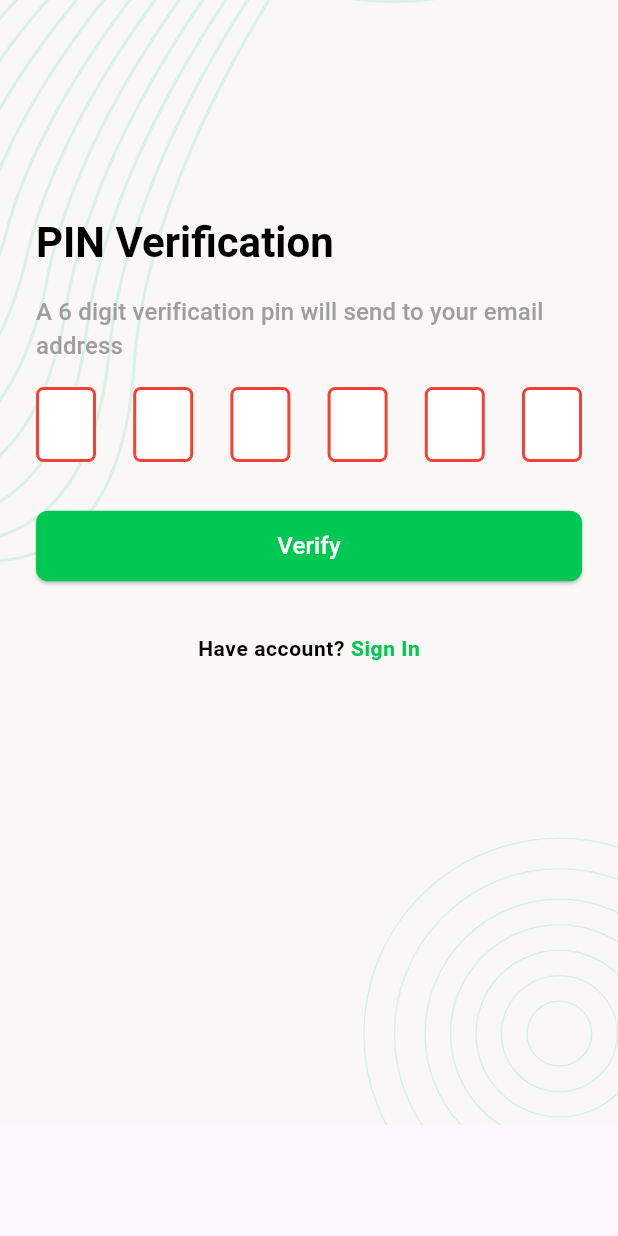
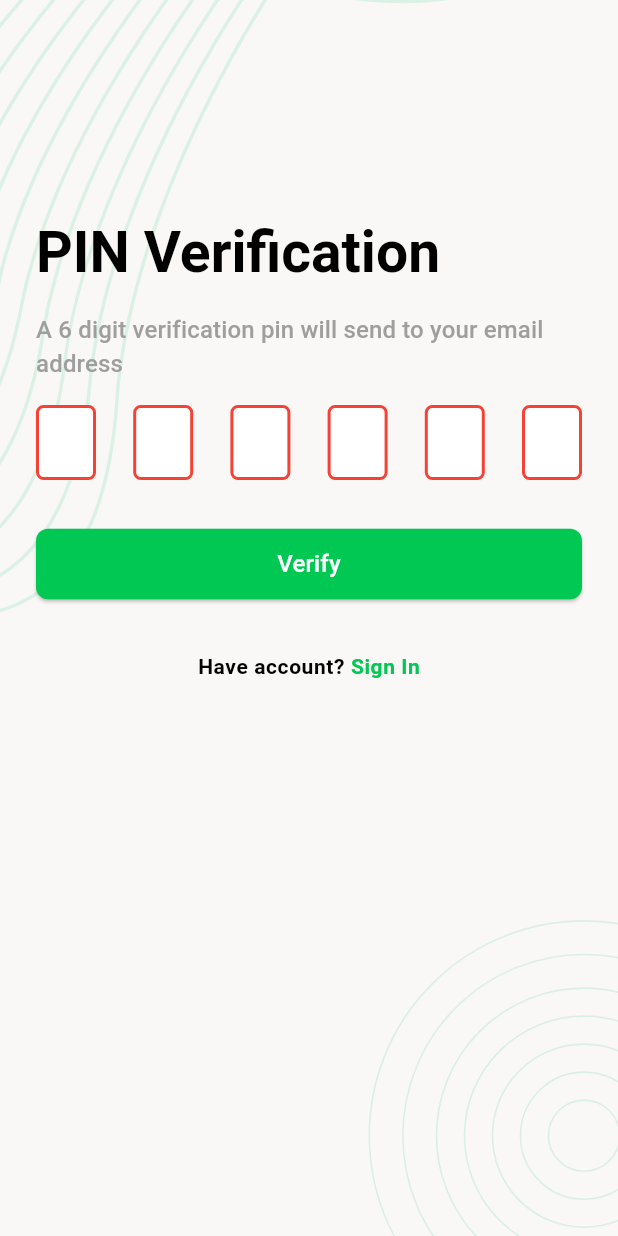
Before and after one commit to Shougotmollik/ToDo_TaskManagement_Application, a Flutter app: the PinVerificationScreen screen opened directly, on a phone screen of 412 x 824 dp. Run offline on Flutter 3.47's test engine with Material 3 defaults, Android fonts, the phone set to English and light mode, and no system bars; drawn by our look-alikes of pin_code_fields; our stand-ins replace flutter_svg.

Commit message:
complete auth section

```diff
--- a/lib/Config/theme.dart
+++ b/lib/Config/theme.dart
@@ -15,7 +15,7 @@ class AppThemes {
     textTheme: const TextTheme(
       titleLarge: TextStyle(
         color: Colors.black,
-        fontSize: 28,
+        fontSize: 38,
         fontWeight: FontWeight.bold,
       ),
       labelMedium: TextStyle(
--- a/lib/Screens/AuthScreen/pin_verification_screen.dart
+++ b/lib/Screens/AuthScreen/pin_verification_screen.dart
@@ -2,6 +2,7 @@ import 'package:flutter/gestures.dart';
 import 'package:flutter/material.dart';
 import 'package:pin_code_fields/pin_code_fields.dart';
 import 'package:todoapp/Config/colors.dart';
+import 'package:todoapp/Screens/AuthScreen/set_password_screen.dart';
 import 'package:todoapp/Screens/AuthScreen/signin_screen.dart';
 import 'package:todoapp/Screens/widgets/background_widgets.dart';
 
@@ -36,7 +37,47 @@ class _PinVerificationScreenState extends State<PinVerificationScreen> {
                   style: Theme.of(context).textTheme.labelLarge,
                 ),
                 const SizedBox(height: 16),
-                PinCodeTextField(
+                _buildPinCodeTextField(),
+                const SizedBox(height: 16),
+                ElevatedButton(
+                  onPressed: _onTapPinVerifyButton,
+                  child: const Text("Verify"),
+                ),
+                const SizedBox(height: 36),
+                _buildBackToSignInSection(),
+              ],
+            ),
+          ),
+        ),
+      ),
+    );
+  }
+
+  Widget _buildBackToSignInSection() {
+    return Center(
+      child: RichText(
+        text: TextSpan(
+            text: "Have account? ",
+            style: const TextStyle(
+                color: Colors.black,
+                fontWeight: FontWeight.w600,
+                letterSpacing: 0.4),
+            children: [
+              TextSpan(
+                  text: "Sign In",
+                  style: const TextStyle(
+                      color: AppColors.primaryColor,
+                      fontWeight: FontWeight.w600,
+                      letterSpacing: 0.4),
+                  recognizer: TapGestureRecognizer()
+                    ..onTap = _onTapSignInButton)
+            ]),
+      ),
+    );
+  }
+
+  Widget _buildPinCodeTextField() {
+    return PinCodeTextField(
       length: 6,
       animationType: AnimationType.fade,
       pinTheme: PinTheme(
@@ -55,44 +96,26 @@ class _PinVerificationScreenState extends State<PinVerificationScreen> {
       controller: _pinTEController,
       appContext: context,
       keyboardType: TextInputType.number,
-                ),
-                const SizedBox(height: 16),
-                ElevatedButton(onPressed: () {}, child: const Text("Verify")),
-                const SizedBox(height: 36),
-                Center(
-                  child: RichText(
-                    text: TextSpan(
-                        text: "Have account? ",
-                        style: const TextStyle(
-                            color: Colors.black,
-                            fontWeight: FontWeight.w600,
-                            letterSpacing: 0.4),
-                        children: [
-                          TextSpan(
-                              text: "Sign In",
-                              style: const TextStyle(
-                                  color: AppColors.primaryColor,
-                                  fontWeight: FontWeight.w600,
-                                  letterSpacing: 0.4),
-                              recognizer: TapGestureRecognizer()
-                                ..onTap = _onTapSignInButton)
-                        ]),
-                  ),
-                )
-              ],
-            ),
-          ),
-        ),
-      ),
     );
   }
 
   void _onTapSignInButton() {
+    Navigator.pushAndRemoveUntil(
+      context,
+      MaterialPageRoute(
+        builder: (context) => const SignInScreen(),
+      ),
+      (route) => false,
+    );
+  }
+
+  void _onTapPinVerifyButton() {
     Navigator.push(
       context,
       MaterialPageRoute(
-          builder: (context) => const SignInScreen(),
-        ));
+        builder: (context) => const SetPasswordScreen(),
+      ),
+    );
   }
 
   @override
--- a/lib/Screens/AuthScreen/signup_screen.dart
+++ b/lib/Screens/AuthScreen/signup_screen.dart
@@ -91,6 +91,7 @@ class _SignupScreenState extends State<SignupScreen> {
                       child: const Icon(Icons.arrow_circle_right_outlined)),
                   const SizedBox(height: 24),
                   _buildBackToSignInSection(),
+                  const SizedBox(height: 24),
                 ],
               ),
             ),
--- a/lib/Screens/widgets/background_widgets.dart
+++ b/lib/Screens/widgets/background_widgets.dart
@@ -13,6 +13,8 @@ class BackgroundWidgets extends StatelessWidget {
       children: [
         SvgPicture.asset(
           AppImages.bgImage,
+          height: double.maxFinite,
+          width: double.maxFinite,
           fit: BoxFit.cover,
         ),
         child,
```
Lines whose indentation alone changed are shown as unchanged.
